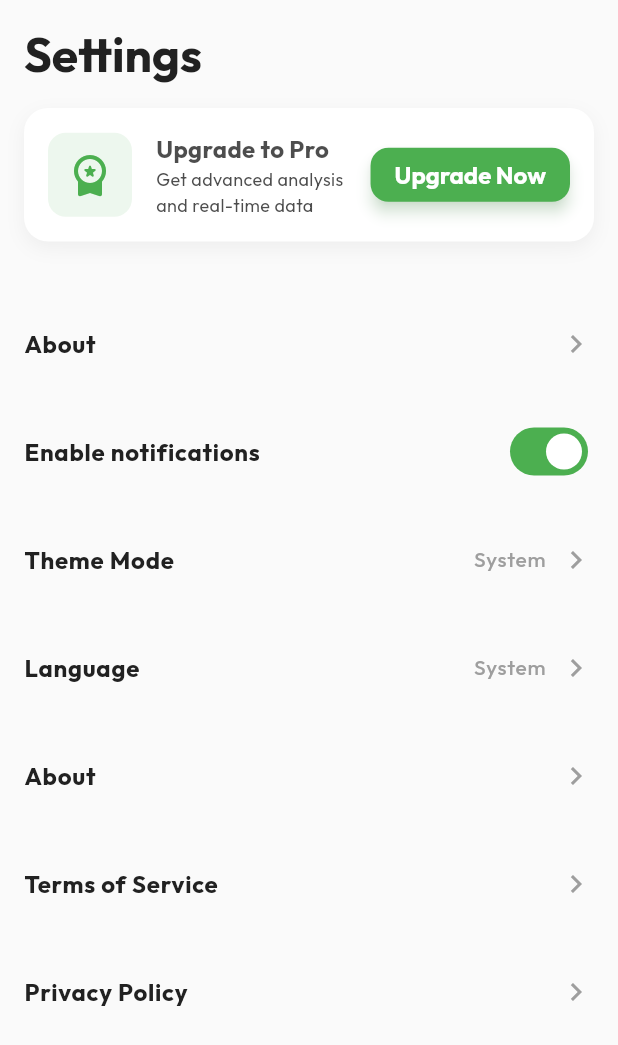
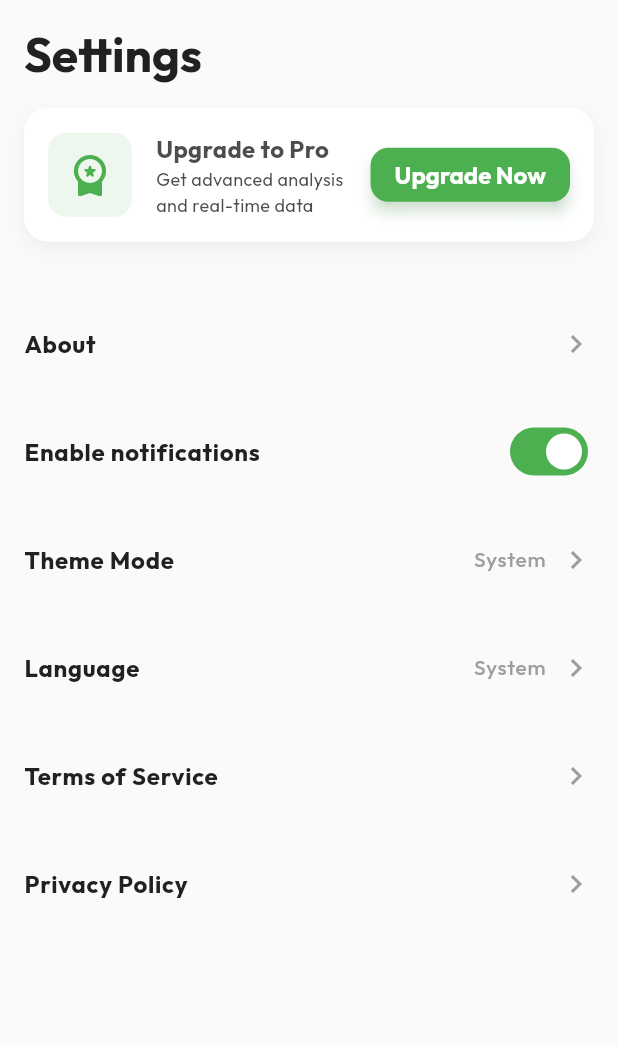
Before and after one commit to swoaib/Investr, a Flutter app: the SettingsScreen screen opened directly, on a phone screen of 412 x 824 dp. Shown: the top 1045 px of the screen. Run offline on Flutter 3.47's test engine with Material 3 defaults, Android fonts, the phone set to English and light mode, and no system bars; our stand-ins replace fl_chart, flutter_svg, go_router, google_fonts, shared_preferences; accounts and stored records are empty; network calls fail.

Commit message:
feat: Remove 'About' settings tile from settings screen

```diff
--- a/lib/src/features/settings/presentation/settings_screen.dart
+++ b/lib/src/features/settings/presentation/settings_screen.dart
@@ -162,7 +162,6 @@ class _SettingsScreenState extends State<SettingsScreen> {
                   ],
                 ),
               ),
-              _buildSettingsTile(context, title: l10n.about, onTap: () {}),
               // Added Policy links that were in the intermediate version
               _buildSettingsTile(
                 context,
```
